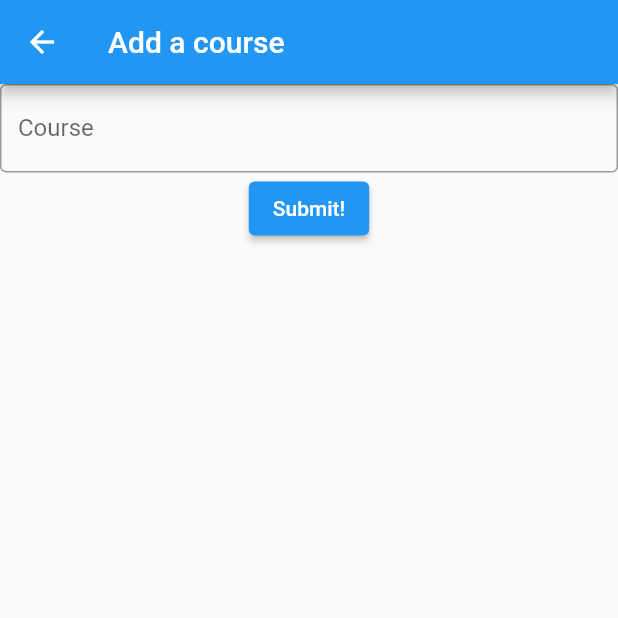
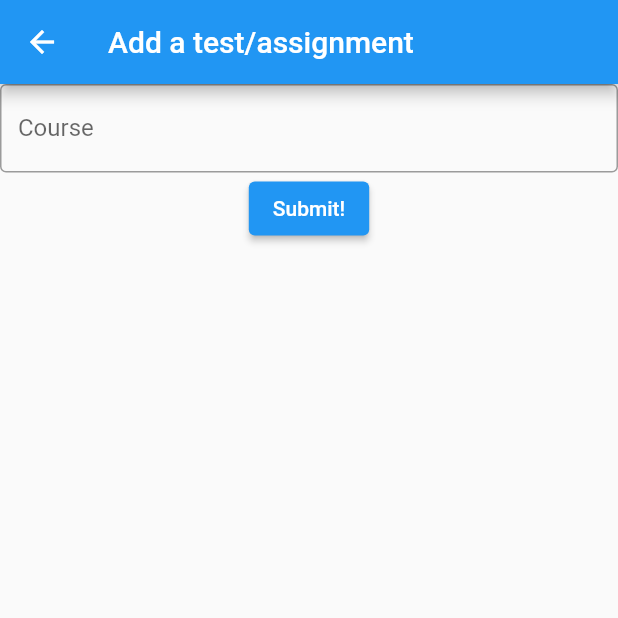
Before and after one commit to SamKhzym/Plan2Learn, a Flutter app: the AddWork screen opened directly, on a phone screen of 412 x 824 dp, the top half of it. Run offline on Flutter 3.47's test engine with Material 2 defaults, Android fonts, the phone set to English and light mode, and no system bars; our stand-ins replace sqflite; missing offline and left inert: collapsible; accounts and stored records are empty.

Commit message:
Created route to add assignment/test interface

```diff
--- a/lib/screens/home.dart
+++ b/lib/screens/home.dart
@@ -18,7 +18,6 @@ class HomeScreen extends StatefulWidget {
 }
 
 class HomeScreenState extends State<HomeScreen> {
-
   bool isCollapsed = true;
 
   void updateCollapsible() {
@@ -29,8 +28,7 @@ class HomeScreenState extends State<HomeScreen> {
   }
 
   void updateState() {
-    setState(() {
-    });
+    setState(() {});
   }
 
   List<Widget> createCourseWidgets(List<Course> courseList) {
@@ -62,7 +60,8 @@ class HomeScreenState extends State<HomeScreen> {
         ],
       );
 
-      Widget course = Column(children: [
+      Widget course = Row(children: [
+        Column(children: [
           InkWell(
             child: Container(
                 padding: const EdgeInsets.all((32)),
@@ -88,20 +87,24 @@ class HomeScreenState extends State<HomeScreen> {
                       ),
                     ],
                   ),
-                TextButton(
-                    //onPressed: onPressed,
-                    child: Text("+"))
                 ])),
-
             onTap: updateCollapsible,
           ),
           Visibility(
               visible: isCollapsed,
               child: Container(
                 padding: const EdgeInsets.only(left: 40),
-            child:assignmentsWidget,
-          )
-        )
+                child: assignmentsWidget,
+              ))
+        ]),
+        TextButton(
+            onPressed: () async {
+              await Navigator.push(
+                  context, MaterialPageRoute(builder: (context) => AddWork()));
+              updateState(); },
+            child: Text("+"),
+            style: TextButton.styleFrom(
+                primary: Colors.black, backgroundColor: Colors.black38))
       ]);
 
       courses.add(course);
@@ -123,9 +126,7 @@ class HomeScreenState extends State<HomeScreen> {
       floatingActionButton: FloatingActionButton(
         onPressed: () async {
           await Navigator.push(
-            context,
-            MaterialPageRoute(builder: (context) => AddCourse())
-          );
+              context, MaterialPageRoute(builder: (context) => AddCourse()));
           updateState();
         },
         tooltip: 'Add a course',
@@ -136,7 +137,6 @@ class HomeScreenState extends State<HomeScreen> {
 }
 
 class AddCourse extends StatelessWidget {
-
   TextEditingController _controller = TextEditingController();
 
   @override
@@ -146,14 +146,11 @@ class AddCourse extends StatelessWidget {
           title: Text("Add a course"),
         ),
         body: Center(
-        child: Column(
-        children:[
+          child: Column(children: [
             TextField(
               controller: _controller,
               decoration: InputDecoration(
-              border: OutlineInputBorder(),
-              labelText: "Course"
-            ),
+                  border: OutlineInputBorder(), labelText: "Course"),
             ),
             ElevatedButton(
               onPressed: () {
@@ -171,7 +168,7 @@ class AddCourse extends StatelessWidget {
 }
 
 class AddWork extends StatelessWidget {
-
+  List<String> courses = States.getCourseList();
   TextEditingController courseController = TextEditingController();
   TextEditingController nameController = TextEditingController();
   TextEditingController yearController = TextEditingController();
@@ -182,17 +179,14 @@ class AddWork extends StatelessWidget {
   Widget build(BuildContext context) {
     return Scaffold(
         appBar: AppBar(
-          title: Text("Add a course"),
+          title: Text("Add a test/assignment"),
         ),
         body: Center(
-          child: Column(
-              children:[
+          child: Column(children: [
             TextField(
               controller: courseController,
               decoration: InputDecoration(
-                      border: OutlineInputBorder(),
-                      labelText: "Course"
-                  ),
+                  border: OutlineInputBorder(), labelText: "Course"),
             ),
             ElevatedButton(
               onPressed: () {
@@ -207,14 +201,25 @@ class AddWork extends StatelessWidget {
           ]),
         ));
   }
-
 }
 
 class States {
+  static List<String> getCourseList() {
+
+    List<String> _courses = [];
+
+    for (int i = 0; i < States.courseList.length; i++) {
+      _courses.add(States.courseList[i].title);
+    }
+
+    return _courses;
+
+  }
   static String course = "";
   static List<Course> courseList = [
     new Course("ENGINEER 1P13", [
-      new Assignment(0,"eng1p13","final report","a day","stuff",50,true,
+      new Assignment(
+        0, "eng1p13", "final report", "a day", "stuff", 50, true,
         // id: 0,
         // course: "eng1p13",
         // name: "final report",
@@ -223,7 +228,8 @@ class States {
         // etc: 50,
         // priority: true,
       ),
-      new Assignment(0,"eng1p13","final report","a day","stuff",50,true,
+      new Assignment(
+        0, "eng1p13", "final report", "a day", "stuff", 50, true,
         // id: 1,
         // course: "eng1p13",
         // name: "individual research",
@@ -233,7 +239,8 @@ class States {
         // priority: false,
       ),
     ], [
-      new Test(0,"eng1p13","final report","a day","stuff",50,true,
+      new Test(
+        0, "eng1p13", "final report", "a day", "stuff", 50, true,
         // id: 0,
         // course: "eng1p13",
         // name: "midterm1",
@@ -242,7 +249,8 @@ class States {
         // etc: 120,
         // priority: true,
       ),
-      new Test(0,"eng1p13","final report","a day","stuff",50,true,
+      new Test(
+        0, "eng1p13", "final report", "a day", "stuff", 50, true,
         // id: 0,
         // course: "eng1p13",
         // name: "exam",
@@ -253,7 +261,8 @@ class States {
       ),
     ]),
     new Course("PHYS 1E03", [
-      new Assignment(0,"eng1p13","final report","a day","stuff",50,true,
+      new Assignment(
+        0, "eng1p13", "final report", "a day", "stuff", 50, true,
         // id: 0,
         // course: "phys1e03",
         // name: "capa",
@@ -262,7 +271,8 @@ class States {
         // etc: 90,
         // priority: false,
       ),
-      new Assignment(0,"eng1p13","final report","a day","stuff",50,true,
+      new Assignment(
+        0, "eng1p13", "final report", "a day", "stuff", 50, true,
         // id: 0,
         // course: "phys1e03",
         // name: "lab 4",
@@ -272,7 +282,8 @@ class States {
         // priority: true,
       )
     ], [
-      new Test(0,"eng1p13","final report","a day","stuff",50,true,
+      new Test(
+        0, "eng1p13", "final report", "a day", "stuff", 50, true,
         // id: 0,
         // course: "phys1e03",
         // name: "midterm 2",
```
Lines whose indentation alone changed are shown as unchanged.
